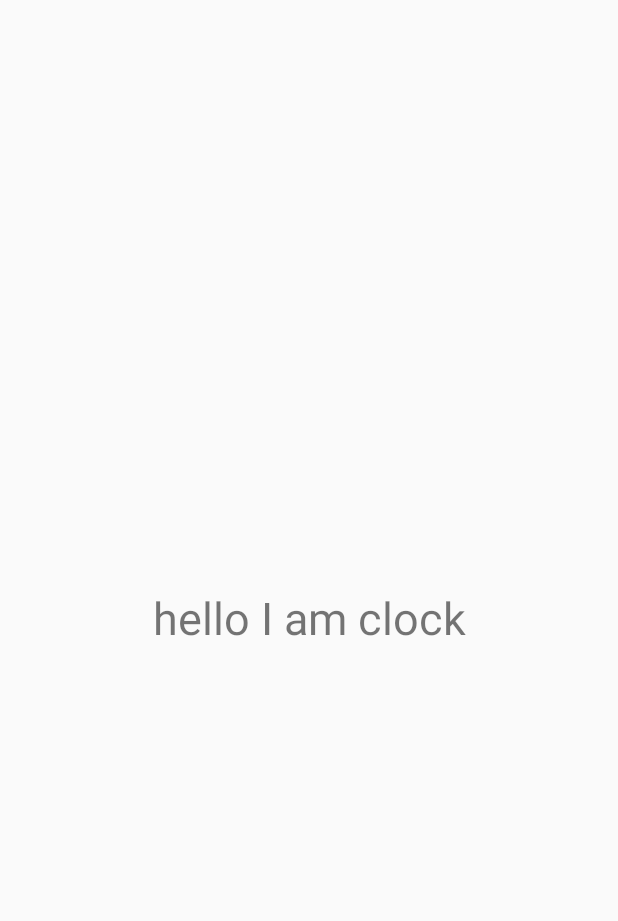
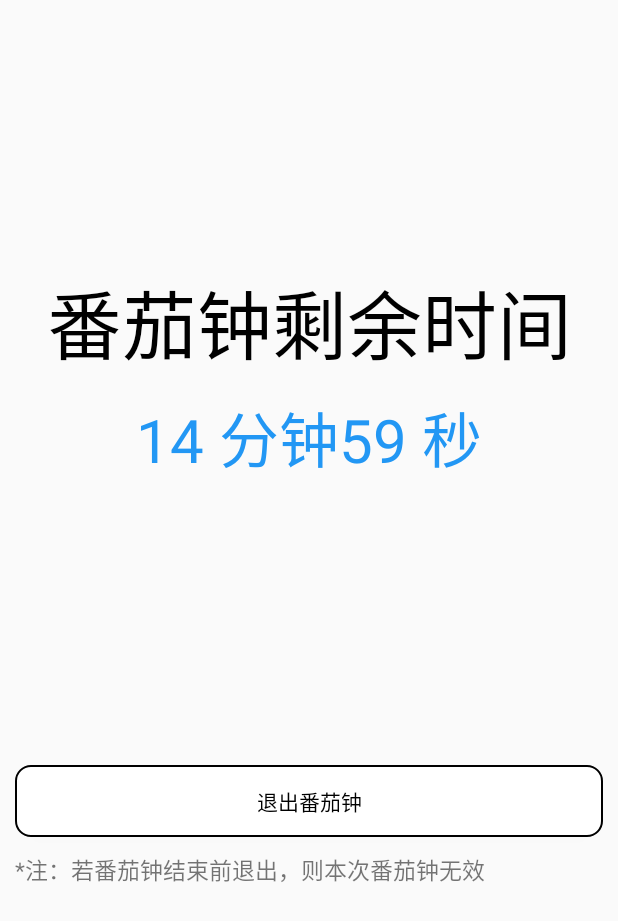
Before and after one commit to Qingzhujiu/pomodoroClock, an Android app: the fragment tomatoClockFragment placed in its activity, after a tap on "开始", on a phone screen of 412 x 824 dp. Shown: the top 921 px of the screen. Run offline under Robolectric (Android 15) with nearby library versions, the phone set to English and light mode, and no system bars; our stand-ins replace Room's generated code.

Commit message:
番茄钟页面已实现 剩下数据处理部分

```diff
--- a/app/src/main/java/com/myprogram/pomodoroClock/adapter/TomatoClockBaseAdapter.java
+++ b/app/src/main/java/com/myprogram/pomodoroClock/adapter/TomatoClockBaseAdapter.java
@@ -2,6 +2,8 @@ package com.myprogram.pomodoroClock.adapter;
 
 import android.content.Context;
 import android.content.Intent;
+import android.os.Bundle;
+import android.os.PowerManager;
 import android.view.LayoutInflater;
 import android.view.View;
 import android.view.ViewGroup;
@@ -19,11 +21,10 @@ import com.myprogram.pomodoroClock.pojo.Pomodora;
 import java.net.URL;
 import java.util.List;
 
-public class TomatoClockBaseAdapter extends BaseAdapter implements View.OnClickListener  {
+public class TomatoClockBaseAdapter extends BaseAdapter{
     private Context mContext;
     private List<Pomodora> mItemList;
-
-
+    Pomodora pomodora;
     public TomatoClockBaseAdapter(Context mContext, List<Pomodora> mItemList) {
         this.mContext = mContext;
         this.mItemList = mItemList;
@@ -59,8 +60,12 @@ public class TomatoClockBaseAdapter extends BaseAdapter implements View.OnClickL
         TextView tomato_clock_item_name = mview.findViewById(R.id.tomato_clock_item_name);
         TextView tomato_clock_item_time = mview.findViewById(R.id.tomato_clock_item_time);
         Button tomato_clock_item_start = mview.findViewById(R.id.tomato_clock_item_start);
-        tomato_clock_item_start.setOnClickListener(this);
-        Pomodora pomodora = mItemList.get(i);
+
+        pomodora = mItemList.get(i);
+
+        myOnClickListener myOnClickListener = new myOnClickListener(pomodora.getTime());
+        tomato_clock_item_start.setOnClickListener(myOnClickListener);
+
         tomato_clock_item_name.setText(pomodora.getClockName());
 
         //因为存取的数据是int型的，但setText方法为Sting所以需要先转为Sting类型
@@ -71,10 +76,21 @@ public class TomatoClockBaseAdapter extends BaseAdapter implements View.OnClickL
         return mview;
     }
 
-    @Override
-    public void onClick(View view) {
-        Intent intent = new Intent(view.getContext(),clock.class);
-        view.getContext().startActivity(intent);
+    private class myOnClickListener implements View.OnClickListener{
+        int time;
+        myOnClickListener(int time){
+            this.time = time;
+        }
+        @Override
+        public void onClick(View view) {
+            Intent intent = new Intent(view.getContext(),clock.class);
+            Bundle bundle = new Bundle();
+            bundle.putInt("time", time);
+            intent.putExtras(bundle);
+            view.getContext().startActivity(intent);
+        }
+
+
     }
 
 }
--- a/app/src/main/java/com/myprogram/pomodoroClock/clock.java
+++ b/app/src/main/java/com/myprogram/pomodoroClock/clock.java
@@ -2,13 +2,52 @@ package com.myprogram.pomodoroClock;
 
 import androidx.appcompat.app.AppCompatActivity;
 
+import android.content.Intent;
 import android.os.Bundle;
+import android.os.CountDownTimer;
+import android.view.View;
+import android.widget.Button;
+import android.widget.TextView;
 
-public class clock extends AppCompatActivity {
+public class clock extends AppCompatActivity implements View.OnClickListener {
 
     @Override
     protected void onCreate(Bundle savedInstanceState) {
         super.onCreate(savedInstanceState);
         setContentView(R.layout.activity_clock);
+
+        TextView clock_tx = findViewById(R.id.clock_tx);
+        Intent intent = getIntent();
+        Bundle extras = intent.getExtras();
+        int time = extras.getInt("time");
+        Button clock_bt = findViewById(R.id.clock_bt);
+        clock_bt.setOnClickListener(this);
+
+        CountDownTimer countDownTimer = new CountDownTimer(time * 60000, 1000) {
+
+            @Override
+            public void onTick(long millisUntilFinished) {
+                long second;
+                long minute;
+                second = millisUntilFinished / 60000;
+                minute = millisUntilFinished / 1000 % 60;
+
+                clock_tx.setText(second + " 分钟" + minute + " 秒");
+            }
+
+            @Override
+            public void onFinish() {
+                clock_tx.setText("done!");
+            }
+        };
+
+        countDownTimer.start();
+
+    }
+
+
+    @Override
+    public void onClick(View view) {
+        this.finish();
     }
 }
--- a/app/src/main/java/com/myprogram/pomodoroClock/items/tomato_clock_items.java
+++ b/app/src/main/java/com/myprogram/pomodoroClock/items/tomato_clock_items.java
@@ -8,21 +8,13 @@ import android.widget.Button;
 
 import com.myprogram.pomodoroClock.R;
 
-public class tomato_clock_items extends AppCompatActivity implements View.OnClickListener {
+public class tomato_clock_items extends AppCompatActivity {
 
     @Override
     protected void onCreate(Bundle savedInstanceState) {
         super.onCreate(savedInstanceState);
         setContentView(R.layout.activity_tomato_clock_items);
-        Button tomato_clock_item_start = findViewById(R.id.tomato_clock_item_start);
-        tomato_clock_item_start.setText("不用");
-        tomato_clock_item_start.setOnClickListener(this);
+
     }
 
-    @Override
-    public void onClick(View view) {
-        System.out.println("hhhhhhhh");
-    }
-
-
 }
--- a/app/src/main/res/layout/activity_clock.xml
+++ b/app/src/main/res/layout/activity_clock.xml
@@ -1,17 +1,48 @@
 <?xml version="1.0" encoding="utf-8"?>
-<androidx.constraintlayout.widget.ConstraintLayout xmlns:android="http://schemas.android.com/apk/res/android"
+<LinearLayout xmlns:android="http://schemas.android.com/apk/res/android"
     xmlns:app="http://schemas.android.com/apk/res-auto"
     xmlns:tools="http://schemas.android.com/tools"
     android:layout_width="match_parent"
     android:layout_height="match_parent"
-    tools:context=".clock">
+    tools:context=".clock"
+    android:orientation="vertical">
+    <LinearLayout
+        android:gravity="center"
+        android:layout_width="match_parent"
+        android:layout_height="500dp"
+        android:orientation="vertical">
+        <TextView
+            android:layout_width="match_parent"
+            android:layout_height="wrap_content"
+            android:text="番茄钟剩余时间"
+            android:textSize="50sp"
+            android:textColor="@color/black"
+            android:gravity="center_horizontal"/>
 
+        <TextView
+            android:layout_marginTop="10dp"
+            android:layout_gravity="center"
+            android:id="@+id/clock_tx"
+            android:layout_width="match_parent"
+            android:layout_height="wrap_content"
+            android:text="倒计时"
+            android:textColor="@color/blue2"
+            android:textSize="40sp"
+            android:gravity="center"/>
+    </LinearLayout>
+    <Button
+        android:id="@+id/clock_bt"
+        android:layout_width="match_parent"
+        android:layout_height="wrap_content"
+        android:text="退出番茄钟"
+        android:layout_margin="10dp"
+        android:background="@drawable/common_selector"
+        android:textColor="@color/black"/>
+    <TextView
+        android:layout_width="wrap_content"
+        android:layout_height="wrap_content"
+        android:textSize="15sp"
+        android:layout_marginLeft="10dp"
+        android:text="*注：若番茄钟结束前退出，则本次番茄钟无效"/>
 
-    <TextView
-        android:layout_width="match_parent"
-        android:layout_height="match_parent"
-        android:gravity="center"
-        android:textSize="30sp"
-        android:text="hello I am clock"/>
-
-</androidx.constraintlayout.widget.ConstraintLayout>
+</LinearLayout>
```
